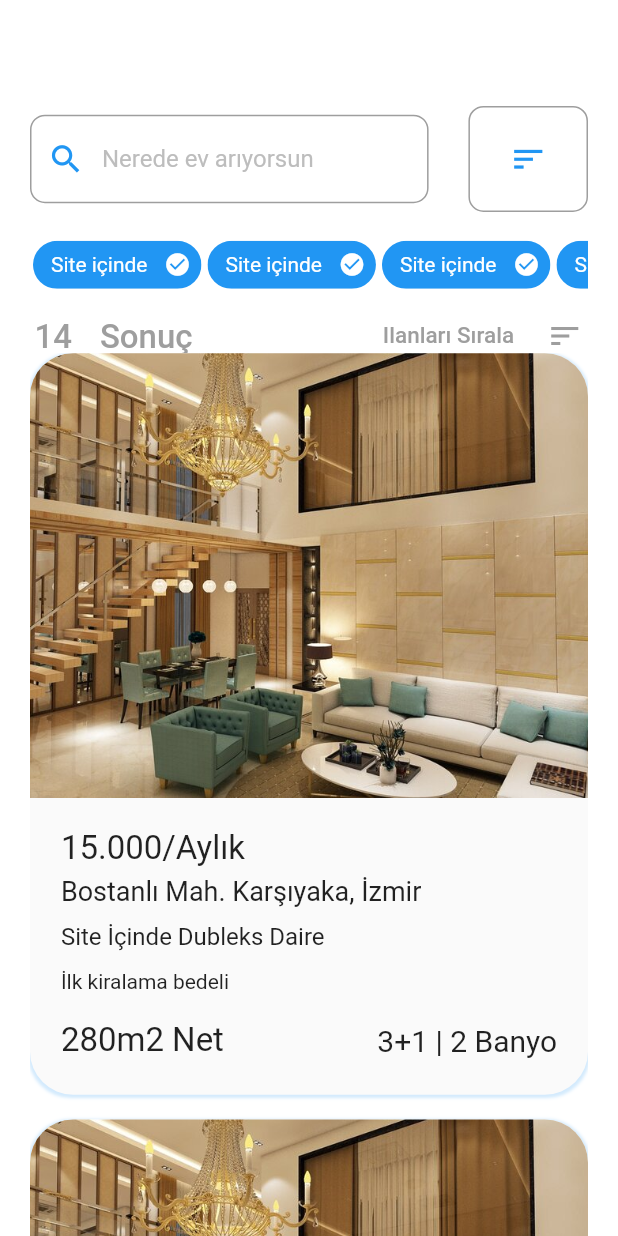
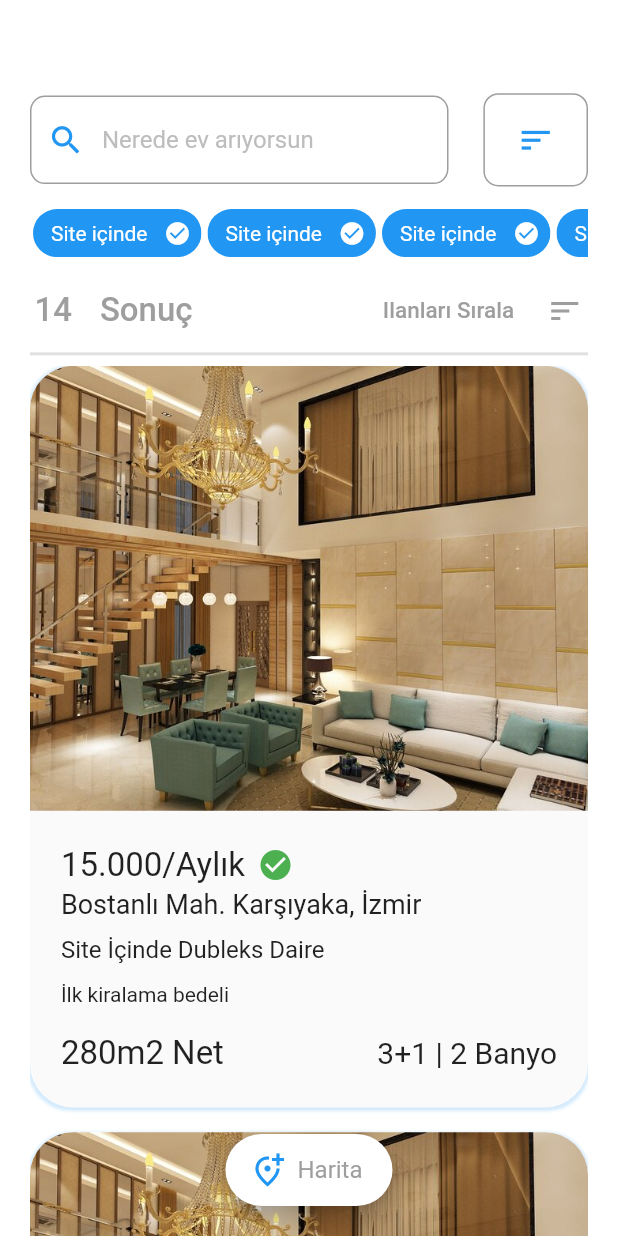
Before and after one commit to ycct/kiramkolay, a Flutter app: the HomeScreen screen opened directly, on a phone screen of 412 x 824 dp. Run offline on Flutter 3.47's test engine with Material 2 defaults, Android fonts, the phone set to English and light mode, and no system bars; our stand-ins replace country_code_picker, get.

```diff
--- a/lib/screens/home_screen/components/card_widget.dart
+++ b/lib/screens/home_screen/components/card_widget.dart
@@ -58,7 +58,13 @@ class CardWidget extends StatelessWidget {
         crossAxisAlignment: CrossAxisAlignment.start,
         children: [
           Expanded(
-            child: buildText(context, AppConstantsStrings.cardTitleOne, 22),
+            child: Row(
+              children: [
+                buildText(context, AppConstantsStrings.cardTitleOne, 22),
+                SizedBox(width: Get.width*0.02,),
+                const Icon(Icons.check_circle,color: Colors.green,)
+              ],
+            ),
           ),
           Expanded(
             child: buildText(context, AppConstantsStrings.cardTitleTwo, 18),
--- a/lib/screens/home_screen/home_screen.dart
+++ b/lib/screens/home_screen/home_screen.dart
@@ -1,6 +1,10 @@
 import 'package:flutter/material.dart';
+import 'package:get/get_core/src/get_main.dart';
+import 'package:get/get_navigation/src/extension_navigation.dart';
+import 'package:kiramkolay/utils/app_constants.dart';
 import 'components/card_widget.dart';
 import 'components/chip_widget.dart';
+import 'components/detail_screen.dart';
 import 'components/text_field.dart';
 import 'components/title_row.dart';
 
@@ -10,6 +14,12 @@ class HomeScreen extends StatelessWidget {
   @override
   Widget build(BuildContext context) {
     return Scaffold(
+      floatingActionButton: Padding(
+        padding: const EdgeInsets.only(bottom: 20.0),
+        child: buildFloatingActionButton(context),
+      ),
+      floatingActionButtonLocation:
+          FloatingActionButtonLocation.miniCenterDocked,
       backgroundColor: Colors.white,
       resizeToAvoidBottomInset: false,
       body: Padding(
@@ -24,8 +34,9 @@ class HomeScreen extends StatelessWidget {
               child: Row(
                 children: [
                   Expanded(
-                    flex: 10,
-                    child: buildTextField("Nerede ev arıyorsun", Icons.search),
+                    flex: 12,
+                    child: buildTextField(
+                        AppConstantsStrings.searchBarHint, Icons.search),
                   ),
                   const Spacer(),
                   Expanded(
@@ -41,11 +52,18 @@ class HomeScreen extends StatelessWidget {
                   title: "Site içinde",
                 )),
             Expanded(
-              flex: 1,
-              child: buildRow(context),
+              flex: 2,
+              child: GestureDetector(
+                  onTap: () {
+                    Get.to(() => const DetailScreen());
+                  },
+                  child: buildRow(context)),
+            ),
+            const Divider(
+              thickness: 2,
             ),
             const Expanded(
-              flex: 25,
+              flex: 28,
               child: CardWidget(),
             ),
           ],
@@ -53,4 +71,22 @@ class HomeScreen extends StatelessWidget {
       ),
     );
   }
+
+  FloatingActionButton buildFloatingActionButton(BuildContext context) {
+    return FloatingActionButton.extended(
+        backgroundColor: Colors.white,
+        onPressed: () {},
+        icon: const Icon(
+          Icons.add_location_alt_outlined,
+          color: Colors.blue,
+        ),
+        label: Text(
+          "Harita",
+          style: Theme.of(context)
+              .textTheme
+              .subtitle1!
+              .copyWith(color: Colors.grey),
+        ),
+      );
+  }
 }
--- a/lib/utils/app_constants.dart
+++ b/lib/utils/app_constants.dart
@@ -19,10 +19,12 @@ class AppConstantsStrings {
   static const String getWpSms = "WhatsApp ile Kod Alın";
   static const String lastPart =
       "Devam ederek Kullanım Koşullarını ve Gizlilik Politikasını kabul etmiş olursunuz.";
-  static const String enterYourCode = "Telefonunza Gelen Kodu Girin.";
+  static const String enterYourCode = "Telefonunuza Gelen Kodu Girin.";
   static const String enterYourCodeHint =
       "+90xxxxxxxxxx numarasına gönderdiğimiz 6 haneli kodu giriniz";
   static const String okay = "Onayla";
+  static const String selectCountry = "Ülkenizi Seçin";
+  static const String searchBarHint = "Nerede ev arıyorsun";
 
 
 
--- a/pubspec.yaml
+++ b/pubspec.yaml
@@ -30,6 +30,7 @@ dependencies:
   flutter:
     sdk: flutter
   get:
+  country_code_picker: ^2.0.2
 
 
   # The following adds the Cupertino Icons font to your application.
```
Also changed, not shown: lib/screens/home_screen/components/detail_screen.dart (added, +35 -0 lines), pubspec.lock.
